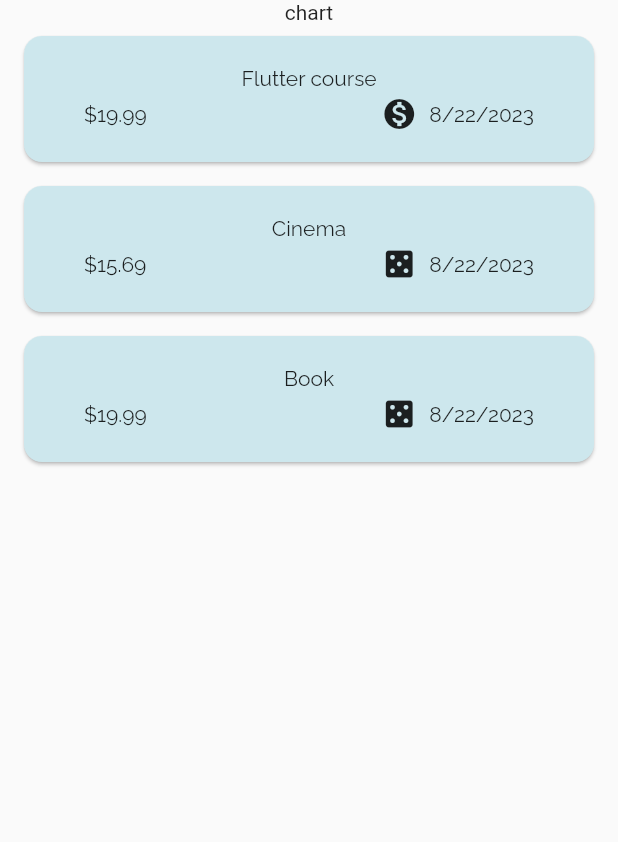
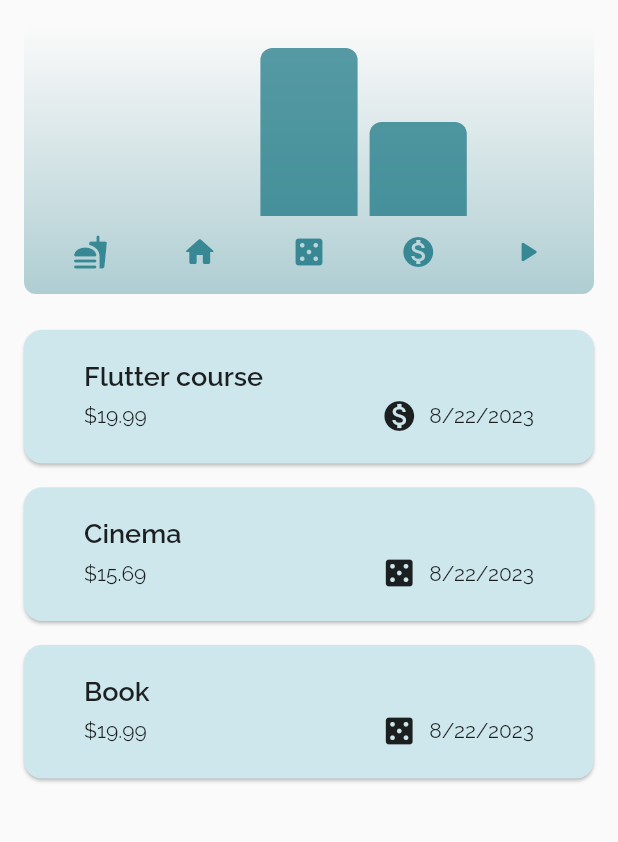
Before and after one commit to DarlingOlvera/Flutter_beginner, a Flutter app: the screen it shows after launch, on a phone screen of 412 x 824 dp, the part 84-926 px from its top. Run offline on Flutter 3.47's test engine with Material 2 defaults, Android fonts, the phone set to English and light mode, and no system bars; our stand-ins replace google_fonts.

Commit message:
Expense tracker part1 fin

```diff
--- a/expense_tracker/lib/main.dart
+++ b/expense_tracker/lib/main.dart
@@ -1,13 +1,34 @@
 import 'package:flutter/material.dart';
 import 'package:expense_tracker/widgets/expenses.dart';
-import 'package:google_fonts/google_fonts.dart';
 
 var kColorScheme =
     ColorScheme.fromSeed(seedColor: const Color.fromARGB(255, 7, 34, 39));
 
+var kDarkColorScheme = ColorScheme.fromSeed(
+  brightness: Brightness.dark,
+  seedColor: const Color.fromARGB(255, 64, 248, 255),
+);
+
 void main() {
   runApp(
     MaterialApp(
+      //tema para el modo oscuro
+      darkTheme: ThemeData.dark().copyWith(
+        useMaterial3: true,
+        colorScheme: kDarkColorScheme,
+        cardTheme: const CardTheme().copyWith(
+          color: kDarkColorScheme.secondaryContainer,
+          margin: const EdgeInsets.symmetric(horizontal: 16, vertical: 8),
+        ),
+        elevatedButtonTheme: ElevatedButtonThemeData(
+          style: ElevatedButton.styleFrom(
+            elevation: 0,
+            backgroundColor: kDarkColorScheme.onPrimaryContainer,
+            foregroundColor: kDarkColorScheme.onPrimary,
+          ),
+        ),
+      ),
+      //tema para el modo normal
       theme: ThemeData().copyWith(
         useMaterial3: true,
         colorScheme: kColorScheme,
@@ -35,6 +56,8 @@ void main() {
               titleSmall: const TextStyle(fontSize: 14),
             ),
       ),
+      //controlar cuando se usa cada tema en la app
+      //themeMode: ThemeMode.system, está por default
       home: const Expenses(),
     ),
   );
--- a/expense_tracker/lib/models/expense.dart
+++ b/expense_tracker/lib/models/expense.dart
@@ -38,3 +38,27 @@ class Expense {
     return formatter.format(date);
   }
 }
+
+class ExpenseBucket {
+  const ExpenseBucket({required this.category, required this.expenses});
+
+  //alternative constructor function, in this case its an utility constructor to filter all the expenses
+  //of a certain category
+  ExpenseBucket.forCategory(List<Expense> allExpenses, this.category)
+      : expenses = allExpenses
+            .where((element) => element.category == category)
+            .toList();
+
+  final Category category;
+  final List<Expense> expenses;
+
+  double get totalExpenses {
+    double sum = 0;
+
+    for (final item in expenses) {
+      sum += item.amount;
+    }
+
+    return sum;
+  }
+}
--- /dev/null
+++ b/expense_tracker/lib/widgets/chart/chart.dart
@@ -0,0 +1,95 @@
+import 'package:flutter/material.dart';
+import 'package:expense_tracker/widgets/chart/chart_bar.dart';
+import 'package:expense_tracker/models/expense.dart';
+
+class Chart extends StatelessWidget {
+  const Chart({super.key, required this.expenses});
+
+  final List<Expense> expenses;
+
+  List<ExpenseBucket> get buckets {
+    return [
+      ExpenseBucket.forCategory(expenses, Category.food),
+      ExpenseBucket.forCategory(expenses, Category.home),
+      ExpenseBucket.forCategory(expenses, Category.leisure),
+      ExpenseBucket.forCategory(expenses, Category.others),
+      ExpenseBucket.forCategory(expenses, Category.suscriptions),
+    ];
+  }
+
+  double get maxTotalExpense {
+    double maxTotalExpense = 0;
+
+    for (final bucket in buckets) {
+      if (bucket.totalExpenses > maxTotalExpense) {
+        maxTotalExpense = bucket.totalExpenses;
+      }
+    }
+
+    return maxTotalExpense;
+  }
+
+  @override
+  Widget build(BuildContext context) {
+    final isDarkMode =
+        MediaQuery.of(context).platformBrightness == Brightness.dark;
+    return Container(
+      margin: const EdgeInsets.all(16),
+      padding: const EdgeInsets.symmetric(
+        vertical: 16,
+        horizontal: 8,
+      ),
+      width: double.infinity,
+      height: 180,
+      decoration: BoxDecoration(
+        borderRadius: BorderRadius.circular(8),
+        gradient: LinearGradient(
+          colors: [
+            Theme.of(context).colorScheme.primary.withOpacity(0.3),
+            Theme.of(context).colorScheme.primary.withOpacity(0.0),
+          ],
+          begin: Alignment.bottomCenter,
+          end: Alignment.topCenter,
+        ),
+      ),
+      child: Column(
+        children: [
+          Expanded(
+            child: Row(
+              crossAxisAlignment: CrossAxisAlignment.end,
+              children: [
+                for (final bucket in buckets) //alternative to map
+                  ChartBar(
+                    fill: bucket.totalExpenses == 0
+                        ? 0
+                        : bucket.totalExpenses / maxTotalExpense,
+                  ),
+              ],
+            ),
+          ),
+          const SizedBox(height: 12),
+          Row(
+            children: buckets
+                .map(
+                  (bucket) => Expanded(
+                    child: Padding(
+                      padding: const EdgeInsets.symmetric(horizontal: 4),
+                      child: Icon(
+                        categoryIcons[bucket.category],
+                        color: isDarkMode
+                            ? Theme.of(context).colorScheme.secondary
+                            : Theme.of(context)
+                                .colorScheme
+                                .primary
+                                .withOpacity(0.7),
+                      ),
+                    ),
+                  ),
+                )
+                .toList(),
+          ),
+        ],
+      ),
+    );
+  }
+}
--- /dev/null
+++ b/expense_tracker/lib/widgets/chart/chart_bar.dart
@@ -0,0 +1,31 @@
+import 'package:flutter/material.dart';
+
+class ChartBar extends StatelessWidget {
+  const ChartBar({super.key, required this.fill});
+
+  final double fill;
+
+  @override
+  Widget build(BuildContext context) {
+    final isDarkMode =
+        MediaQuery.of(context).platformBrightness == Brightness.dark;
+    return Expanded(
+      child: Padding(
+        padding: const EdgeInsets.symmetric(horizontal: 4),
+        child: FractionallySizedBox(
+          heightFactor: fill,
+          child: DecoratedBox(
+            decoration: BoxDecoration(
+              shape: BoxShape.rectangle,
+              borderRadius:
+                  const BorderRadius.vertical(top: Radius.circular(8)),
+              color: isDarkMode
+                  ? Theme.of(context).colorScheme.secondary
+                  : Theme.of(context).colorScheme.primary.withOpacity(0.65),
+            ),
+          ),
+        ),
+      ),
+    );
+  }
+}
--- a/expense_tracker/lib/widgets/expenses.dart
+++ b/expense_tracker/lib/widgets/expenses.dart
@@ -1,3 +1,4 @@
+import 'package:expense_tracker/widgets/chart/chart.dart';
 import 'package:expense_tracker/widgets/expenses_list/expenses_list.dart';
 import 'package:expense_tracker/models/expense.dart';
 import 'package:expense_tracker/widgets/new_expense.dart';
@@ -89,7 +90,7 @@ class _ExpensesState extends State<Expenses> {
         ),
         body: Column(
           children: [
-            const Text('chart'),
+            Chart(expenses: _registeredExpenses),
             //cuando hay casos donde una columna tiene otra columna dentro, flatter
             //no sabe como manejar los espacios para ambas, se puede solucionar
             //haciendo un wrap en la columna interna con el widget Expanded
--- a/expense_tracker/lib/widgets/expenses_list/expense_item.dart
+++ b/expense_tracker/lib/widgets/expenses_list/expense_item.dart
@@ -15,10 +15,14 @@ class ExpenseItem extends StatelessWidget {
           vertical: 20,
         ),
         child: Column(
+          crossAxisAlignment: CrossAxisAlignment.start,
           children: [
             Text(
               expense.title,
-              style: GoogleFonts.raleway(),
+              style: GoogleFonts.raleway(
+                fontSize: 18,
+                fontWeight: FontWeight.w600,
+              ),
             ),
             const SizedBox(
               height: 4,
--- a/expense_tracker/lib/widgets/expenses_list/expenses_list.dart
+++ b/expense_tracker/lib/widgets/expenses_list/expenses_list.dart
@@ -19,8 +19,14 @@ class ExpensesList extends StatelessWidget {
     return ListView.builder(
         itemCount: expenses.length,
         itemBuilder: (context, index) => Dismissible(
-              key: ValueKey(expenses[
-                  index]), //la key sirve como un identificador unico para el widget y la data relacionada al mismo
+              key: ValueKey(
+                expenses[
+                    index], //la key sirve como un identificador unico para el widget y la data relacionada al mismo
+              ),
+              background: Container(
+                color: Theme.of(context).colorScheme.error.withOpacity(0.75),
+                margin: Theme.of(context).cardTheme.margin,
+              ),
               onDismissed: (direction) {
                 onRemoveExpense(expenses[index]);
               },
--- a/expense_tracker/lib/widgets/new_expense.dart
+++ b/expense_tracker/lib/widgets/new_expense.dart
@@ -190,20 +190,23 @@ class _NewExpenseState extends State<NewExpense> {
               onPressed: _submitForm,
               child: Text(
                 'Save expense',
-                style: GoogleFonts.raleway(),
+                style: GoogleFonts.raleway(fontWeight: FontWeight.w700),
               ),
             ),
             const SizedBox(
               width: 12,
             ),
             ElevatedButton(
+              style: ElevatedButton.styleFrom(
+                backgroundColor: Theme.of(context).colorScheme.error,
+              ),
               onPressed: () {
                 //clase proporcionada por flutter
                 Navigator.pop(context); //pop remueve el overlay de la pantalla
               },
               child: Text(
                 'Cancel',
-                style: GoogleFonts.raleway(),
+                style: GoogleFonts.raleway(fontWeight: FontWeight.w700),
               ),
             ),
           ],
```
